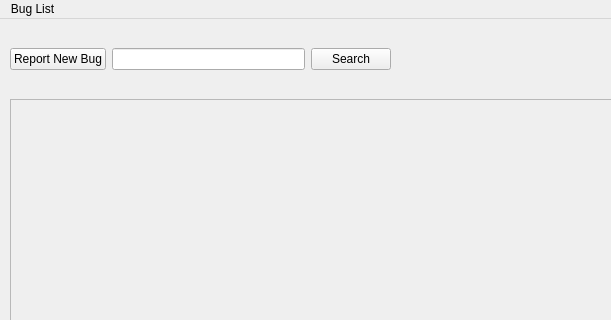
Old version of the form Assignment 2/BugTrackingSystem/buglist.ui in the repository cp731/CSCI222-Group-Project-master; both pictures show x 0 to 611 and y 0 to 320 of the 948 by 668 pixel window.
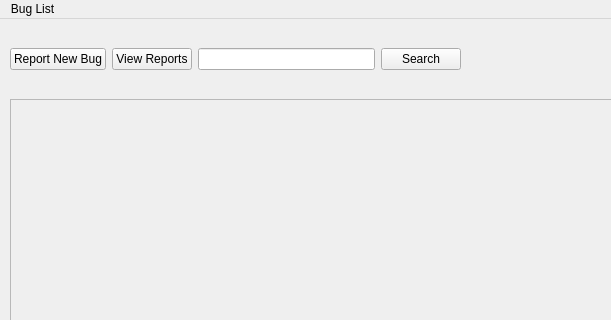
New version of the form.

Diff of the .ui file:
```diff
--- a/Assignment 2/BugTrackingSystem/buglist.ui
+++ b/Assignment 2/BugTrackingSystem/buglist.ui
@@ -19,7 +19,7 @@
      <rect>
       <x>10</x>
       <y>0</y>
-      <width>381</width>
+      <width>451</width>
       <height>80</height>
      </rect>
     </property>
@@ -31,6 +31,19 @@
        </property>
       </widget>
      </item>
+     <item>
+      <widget class="QPushButton" name="reportsButton">
+       <property name="maximumSize">
+        <size>
+         <width>100</width>
+         <height>16777215</height>
+        </size>
+       </property>
+       <property name="text">
+        <string>View Reports</string>
+       </property>
+      </widget>
+     </item>
      <item>
       <widget class="QLineEdit" name="searchBox"/>
      </item>
```
